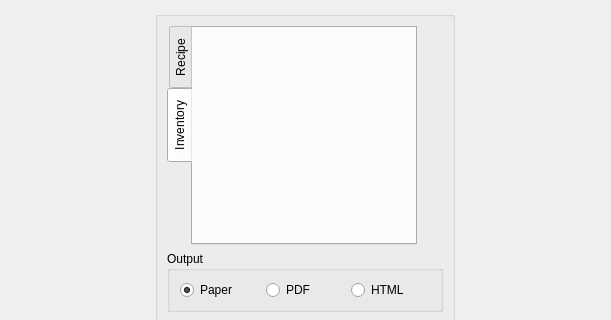
This is ui/BtPrintAndPreview.ui in Brewtarget/brewtarget as Qt 5 draws it before an edit; both pictures show x 0 to 611 and y 0 to 320 of the 611 by 527 pixel window. The edited form follows.
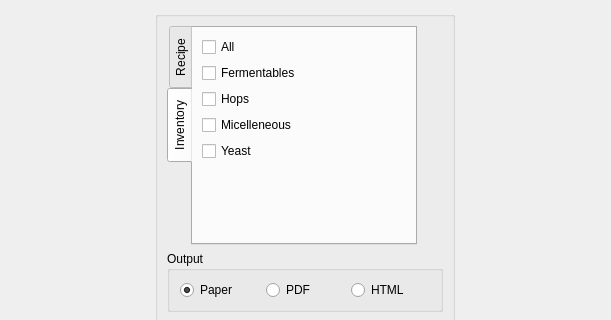
This is the edited form. The open tabs and pages were chosen to show the change.

Commit message: needPageBrake is now named needPageBreak work started on invetory printout removing more underscore private variables fixin typo on import of ui_BtPrintAndPreview.h starting to add functionality to InventoryFormatter for supplying table data to PageTable-Object

```diff
--- a/ui/BtPrintAndPreview.ui
+++ b/ui/BtPrintAndPreview.ui
@@ -153,7 +153,60 @@
                <attribute name="title">
                 <string>Inventory</string>
                </attribute>
-               <layout class="QVBoxLayout" name="verticalLayout_7"/>
+               <layout class="QVBoxLayout" name="verticalLayout_7">
+                <item>
+                 <layout class="QVBoxLayout" name="verticalLayout_9">
+                  <item>
+                   <widget class="QCheckBox" name="checkBox_inventoryAll">
+                    <property name="text">
+                     <string>All</string>
+                    </property>
+                   </widget>
+                  </item>
+                  <item>
+                   <widget class="QCheckBox" name="checkBox_inventoryFermentables">
+                    <property name="text">
+                     <string>Fermentables</string>
+                    </property>
+                   </widget>
+                  </item>
+                  <item>
+                   <widget class="QCheckBox" name="checkBox_inventoryHops">
+                    <property name="text">
+                     <string>Hops</string>
+                    </property>
+                   </widget>
+                  </item>
+                  <item>
+                   <widget class="QCheckBox" name="checkBox_inventoryMicellaneous">
+                    <property name="text">
+                     <string>Micelleneous</string>
+                    </property>
+                   </widget>
+                  </item>
+                  <item>
+                   <widget class="QCheckBox" name="checkBox_inventoryYeast">
+                    <property name="text">
+                     <string>Yeast</string>
+                    </property>
+                   </widget>
+                  </item>
+                  <item>
+                   <spacer name="verticalSpacer_2">
+                    <property name="orientation">
+                     <enum>Qt::Vertical</enum>
+                    </property>
+                    <property name="sizeHint" stdset="0">
+                     <size>
+                      <width>20</width>
+                      <height>40</height>
+                     </size>
+                    </property>
+                   </spacer>
+                  </item>
+                 </layout>
+                </item>
+               </layout>
               </widget>
              </widget>
             </item>
```
Left out of the diff: 2 changed lines with no effect on the pictures. The commit also changes 1 other file.
